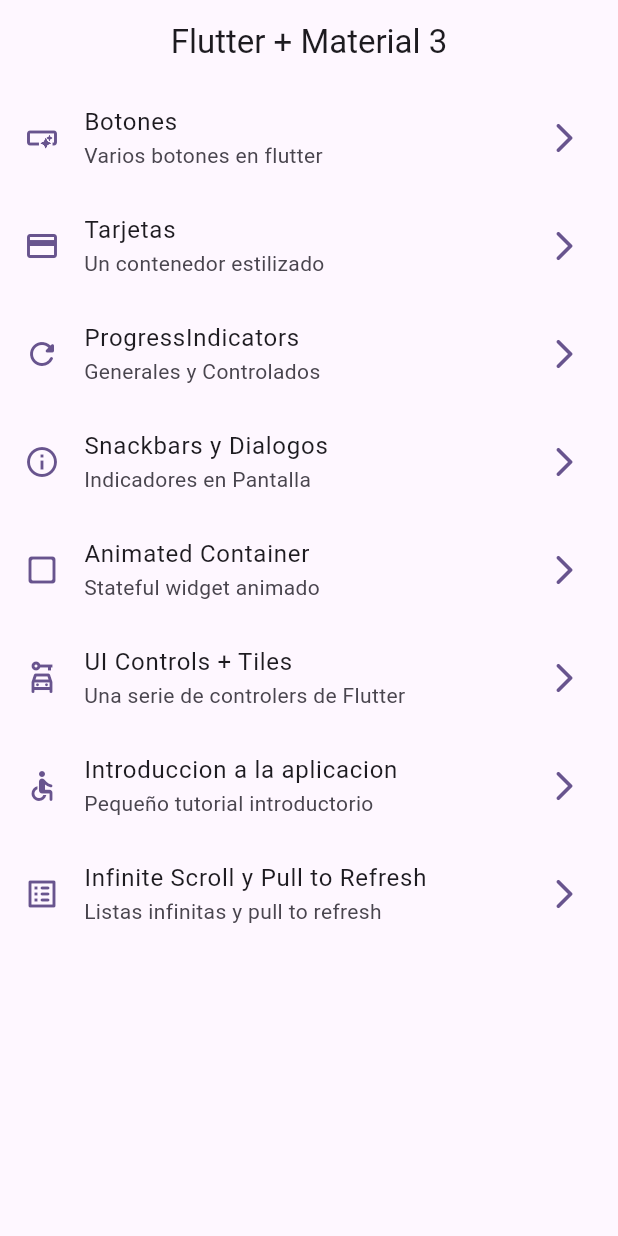
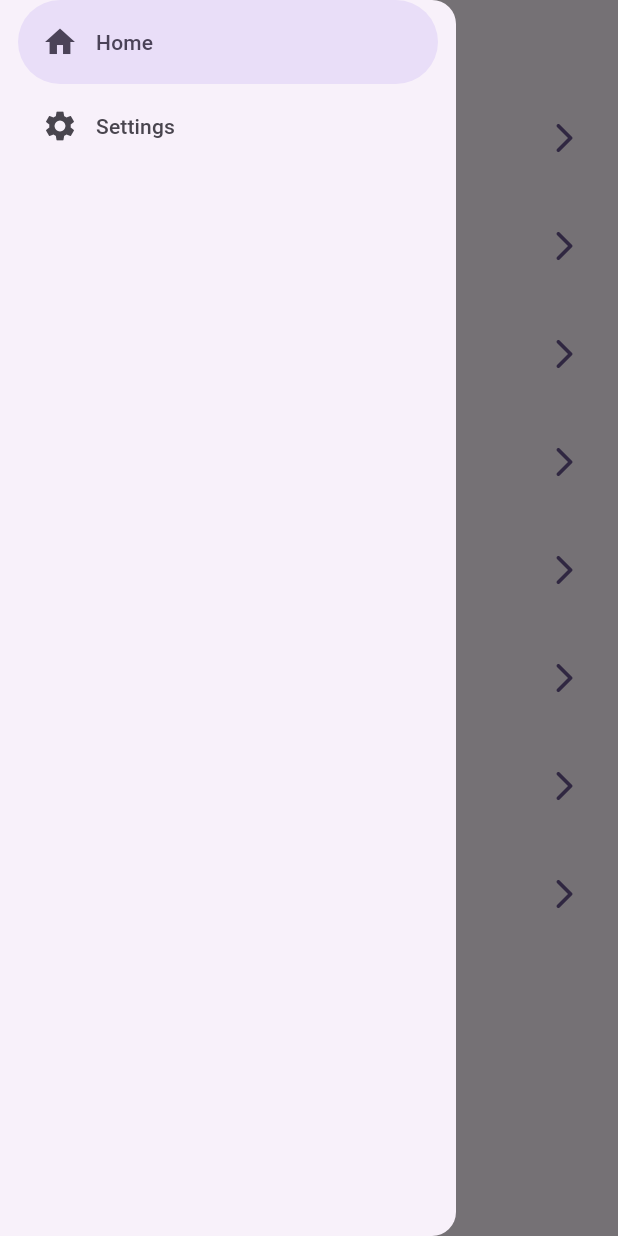
Before and after one commit to ManuViola77/widgets_app, a Flutter app: the screen it shows after launch, with the side drawer open (before the commit the screen has no drawer), on a phone screen of 412 x 824 dp. Run offline on Flutter 3.47's test engine with Material 3 defaults, Android fonts, the phone set to English and light mode, and no system bars; our stand-ins replace animate_do, go_router.

Commit message:
feat: navigation drawer side menu

```diff
--- a/lib/presentation/screens/home/home_screen.dart
+++ b/lib/presentation/screens/home/home_screen.dart
@@ -1,6 +1,7 @@
 import 'package:flutter/material.dart';
 import 'package:go_router/go_router.dart';
 import 'package:widgets_app/menu/menu_items.dart';
+import 'package:widgets_app/presentation/widgets/side_menu.dart';
 
 class HomeScreen extends StatelessWidget {
   static const String name = 'home_screen';
@@ -12,6 +13,7 @@ class HomeScreen extends StatelessWidget {
     return Scaffold(
       appBar: AppBar(title: const Text('Flutter + Material 3')),
       body: _HomeView(),
+      drawer: const SideMenu(),
     );
   }
 }
--- /dev/null
+++ b/lib/presentation/widgets/side_menu.dart
@@ -0,0 +1,34 @@
+import 'package:flutter/material.dart';
+
+class SideMenu extends StatefulWidget {
+  const SideMenu({super.key});
+
+  @override
+  State<SideMenu> createState() => _SideMenuState();
+}
+
+class _SideMenuState extends State<SideMenu> {
+  int navDrawerIndex = 0;
+
+  @override
+  Widget build(BuildContext context) {
+    return NavigationDrawer(
+      selectedIndex: navDrawerIndex,
+      onDestinationSelected: (index) {
+        setState(() {
+          navDrawerIndex = index;
+        });
+      },
+      children: [
+        NavigationDrawerDestination(
+          icon: Icon(Icons.home),
+          label: Text('Home'),
+        ),
+        NavigationDrawerDestination(
+          icon: Icon(Icons.settings),
+          label: Text('Settings'),
+        ),
+      ],
+    );
+  }
+}
```
